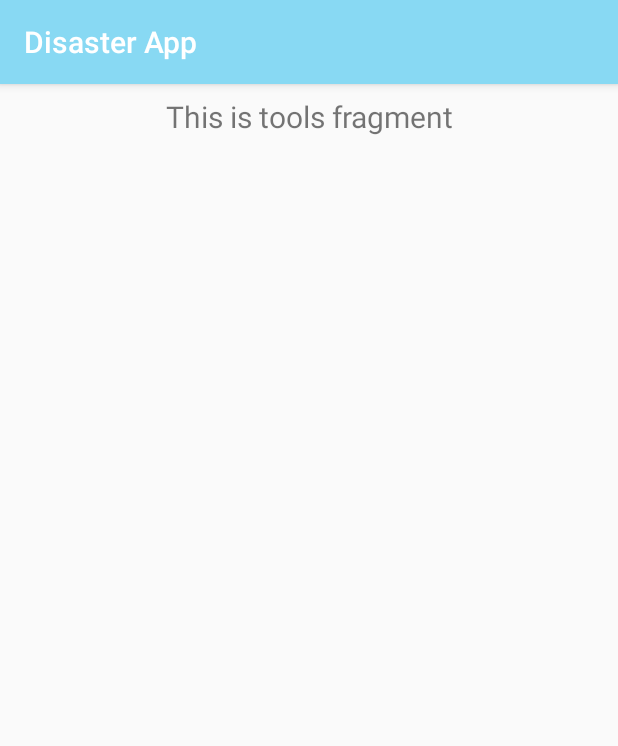
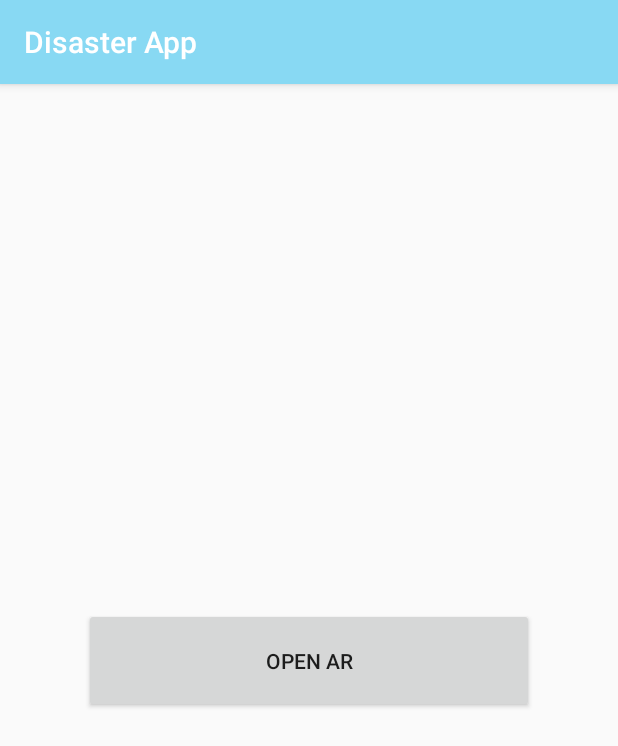
Before and after one commit to rhythmgupta16/Disaster-App, an Android app: the fragment ToolsFragment shown on its own in the app's theme, on a phone screen of 412 x 824 dp. Shown: the top 746 px of the screen. Run offline under Robolectric (Android 15) with nearby library versions, the phone set to English and light mode, and no system bars.

Commit message:
Added connectivity to AR

```diff
--- a/app/src/main/java/com/example/disasterapp/FirstHomeFragment.java
+++ b/app/src/main/java/com/example/disasterapp/FirstHomeFragment.java
@@ -151,7 +151,7 @@ public class FirstHomeFragment extends Fragment {
         }
 
         //Increase Volume
-        for (int i=0;i<5;i++){
+        for (int i=0;i<20;i++){
             audioManager.adjustVolume(AudioManager.ADJUST_RAISE, AudioManager.FLAG_PLAY_SOUND);
         }
 
--- a/app/src/main/java/com/example/disasterapp/ui/tools/ToolsFragment.java
+++ b/app/src/main/java/com/example/disasterapp/ui/tools/ToolsFragment.java
@@ -1,9 +1,14 @@
 package com.example.disasterapp.ui.tools;
 
+import android.content.Intent;
+import android.content.pm.ApplicationInfo;
+import android.content.pm.PackageManager;
 import android.os.Bundle;
+import android.util.Log;
 import android.view.LayoutInflater;
 import android.view.View;
 import android.view.ViewGroup;
+import android.widget.Button;
 import android.widget.TextView;
 
 import androidx.annotation.Nullable;
@@ -14,20 +19,34 @@ import androidx.lifecycle.ViewModelProviders;
 
 import com.example.disasterapp.R;
 
+import java.util.List;
+
 public class ToolsFragment extends Fragment {
 
     private ToolsViewModel toolsViewModel;
+    Button btnAr;
 
     public View onCreateView(@NonNull LayoutInflater inflater,
                              ViewGroup container, Bundle savedInstanceState) {
         toolsViewModel =
                 ViewModelProviders.of(this).get(ToolsViewModel.class);
         View root = inflater.inflate(R.layout.fragment_tools, container, false);
-        final TextView textView = root.findViewById(R.id.text_tools);
+
+        btnAr = root.findViewById(R.id.btnAr);
+
+        btnAr.setOnClickListener(new View.OnClickListener() {
+            @Override
+            public void onClick(View v) {
+                Intent intent = getActivity().getPackageManager().getLaunchIntentForPackage("com.corebuild.arlocation.demo");
+                startActivity(intent);
+
+            }
+        });
+
         toolsViewModel.getText().observe(this, new Observer<String>() {
             @Override
             public void onChanged(@Nullable String s) {
-                textView.setText(s);
+
             }
         });
         return root;
--- a/app/src/main/res/layout/fragment_tools.xml
+++ b/app/src/main/res/layout/fragment_tools.xml
@@ -1,18 +1,16 @@
 <?xml version="1.0" encoding="utf-8"?>
 <androidx.constraintlayout.widget.ConstraintLayout xmlns:android="http://schemas.android.com/apk/res/android"
     xmlns:app="http://schemas.android.com/apk/res-auto"
+    xmlns:tools="http://schemas.android.com/tools"
     android:layout_width="match_parent"
     android:layout_height="match_parent">
 
-    <TextView
-        android:id="@+id/text_tools"
-        android:layout_width="match_parent"
-        android:layout_height="wrap_content"
-        android:layout_marginStart="8dp"
-        android:layout_marginTop="8dp"
-        android:layout_marginEnd="8dp"
-        android:textAlignment="center"
-        android:textSize="20sp"
+    <Button
+        android:id="@+id/btnAr"
+        android:layout_width="300dp"
+        android:layout_height="70dp"
+        android:text="Open AR"
+        app:layout_constraintBottom_toBottomOf="parent"
         app:layout_constraintEnd_toEndOf="parent"
         app:layout_constraintStart_toStartOf="parent"
         app:layout_constraintTop_toTopOf="parent" />
```
